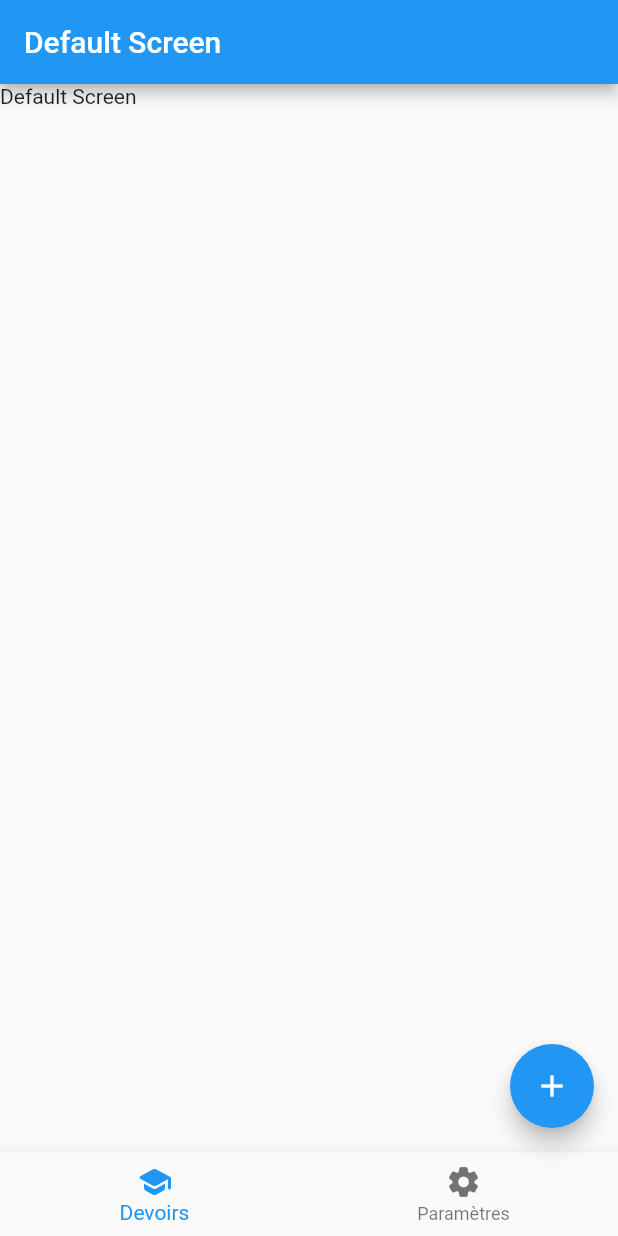
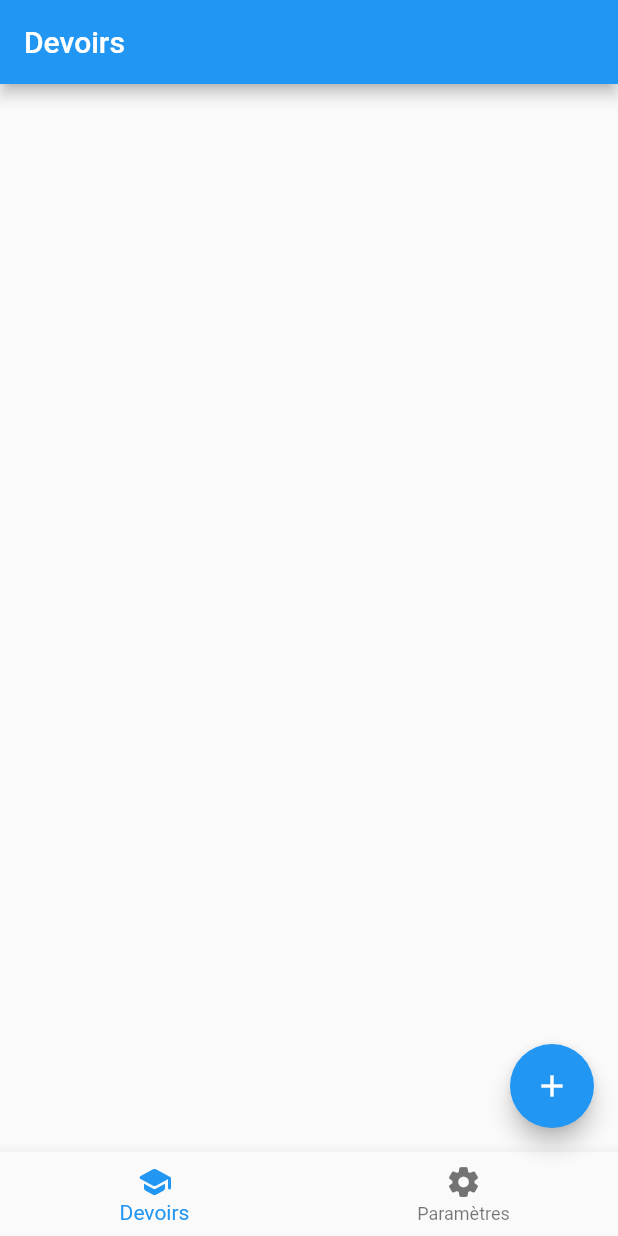
Before and after one commit to alessandrolapizza/tm_college_app, a Flutter app: the screen it shows after launch, on a phone screen of 412 x 824 dp. Run offline on Flutter 3.47's test engine with Material 2 defaults, Android fonts, the phone set to English and light mode, and no system bars.

Commit message:
modifié des mots anglais vers le français

```diff
--- a/lib/main.dart
+++ b/lib/main.dart
@@ -17,9 +17,9 @@ class _MyAppState extends State<MyApp> {
   String get _textToShow {
     String _resultText;
     if (_indexSelected == 0) {
-      _resultText = "Default Screen";
+      _resultText = "Devoirs";
     } else {
-      _resultText = "Settings Screen";
+      _resultText = "Paramètres";
     }
     return _resultText;
   }
@@ -37,7 +37,6 @@ class _MyAppState extends State<MyApp> {
         appBar: AppBar(
           title: Text(_textToShow),
         ),
-        body: Text(_textToShow),
         floatingActionButton: FloatingActionButton(
           onPressed: () => {},
           child: Icon(Icons.add),
```
